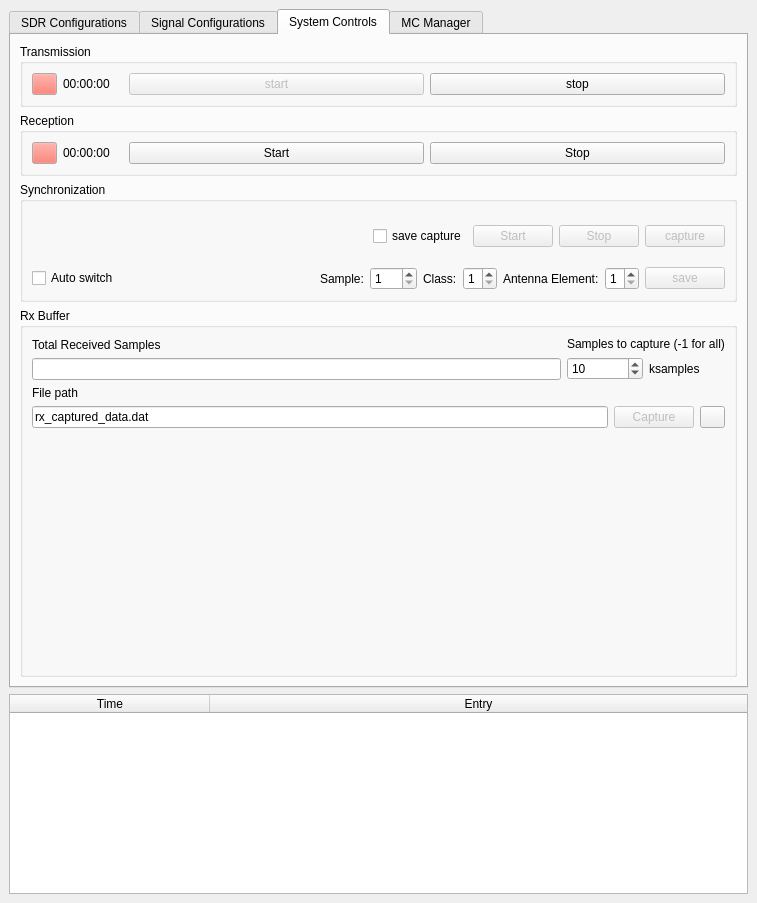
This is caa_project/maingui.ui in jranstrom/usrp_caa_ui as Qt 5 draws it before an edit. The edited form follows.
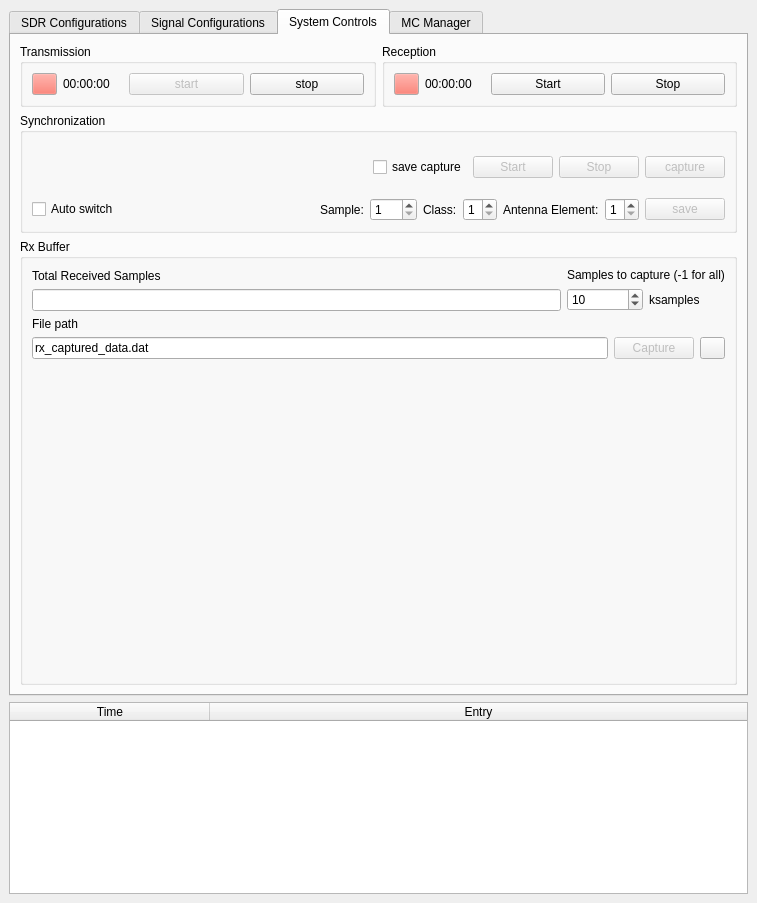
This is the edited form. The open tabs and pages were chosen to show the change. Custom widgets are drawn as their Qt base class.

Commit message: Added frequency spectrum plot

```diff
--- a/caa_project/maingui.ui
+++ b/caa_project/maingui.ui
@@ -777,6 +777,8 @@
         <item row="0" column="0">
          <layout class="QVBoxLayout" name="verticalLayout_7">
           <item>
+           <layout class="QHBoxLayout" name="horizontalLayout_14">
+            <item>
            <widget class="QGroupBox" name="groupBox_6">
             <property name="title">
              <string>Transmission</string>
@@ -970,6 +972,8 @@
             </layout>
            </widget>
           </item>
+           </layout>
+          </item>
           <item>
            <widget class="QGroupBox" name="groupBox">
             <property name="title">
@@ -1243,6 +1247,8 @@
               </layout>
              </item>
              <item>
+              <layout class="QHBoxLayout" name="horizontalLayout_13">
+               <item>
               <widget class="QCustomPlot" name="captured_sig_plot" native="true">
                <property name="sizePolicy">
                 <sizepolicy hsizetype="Expanding" vsizetype="Expanding">
@@ -1258,6 +1264,24 @@
                </property>
               </widget>
              </item>
+               <item>
+                <widget class="QCustomPlot" name="capture_spectrum_plot" native="true">
+                 <property name="sizePolicy">
+                  <sizepolicy hsizetype="Expanding" vsizetype="Expanding">
+                   <horstretch>0</horstretch>
+                   <verstretch>0</verstretch>
+                  </sizepolicy>
+                 </property>
+                 <property name="minimumSize">
+                  <size>
+                   <width>300</width>
+                   <height>0</height>
+                  </size>
+                 </property>
+                </widget>
+               </item>
+              </layout>
+             </item>
             </layout>
            </widget>
           </item>
@@ -1362,7 +1386,7 @@
       <property name="minimumSize">
        <size>
         <width>0</width>
-        <height>200</height>
+        <height>150</height>
        </size>
       </property>
       <property name="maximumSize">
```
Left out of the diff: 4 changed lines with no effect on the pictures. Lines whose indentation alone changed are shown as unchanged. The commit also changes 5 other files.
